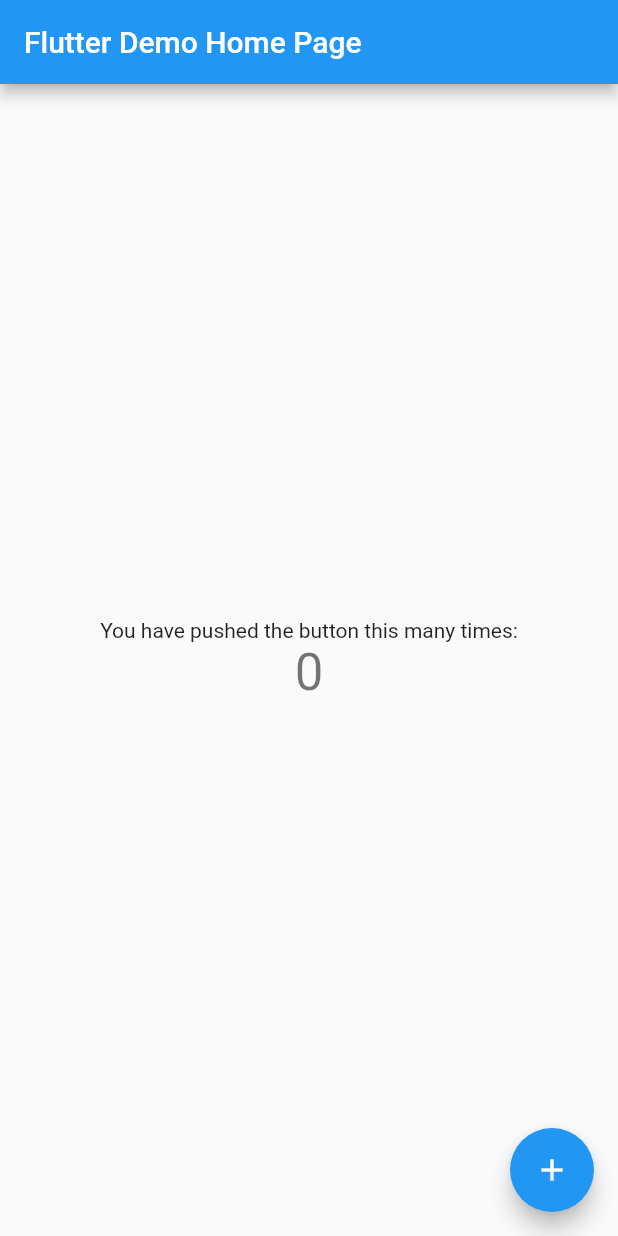
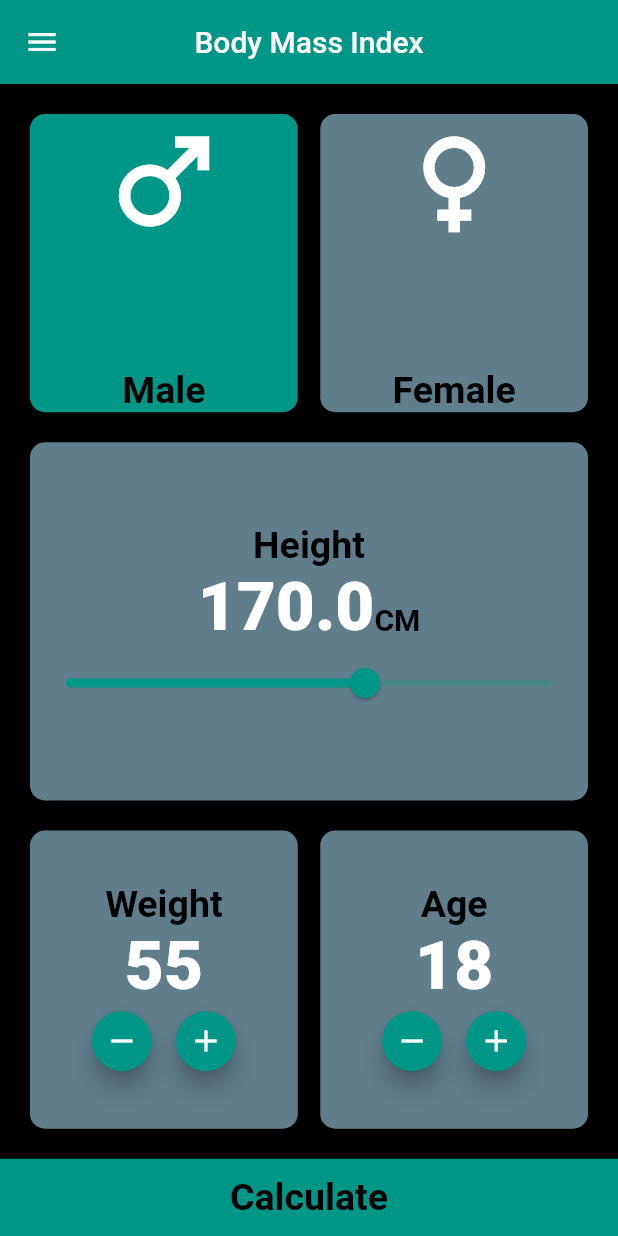
Before and after one commit to samirreaz/b_m_i, a Flutter app: the screen it shows after launch, on a phone screen of 412 x 824 dp. Run offline on Flutter 3.47's test engine with Material 2 defaults, Android fonts, the light colour scheme and no system bars.

Commit message:
base design finished

```diff
--- /dev/null
+++ b/lib/home_page.dart
@@ -0,0 +1,187 @@
+import 'dart:math';
+
+import 'package:b_m_i/result_page.dart';
+import 'package:flutter/material.dart';
+
+class HomePage extends StatefulWidget {
+  const HomePage({ Key? key }) : super(key: key);
+
+  @override
+  _HomePageState createState() => _HomePageState();
+}
+
+class _HomePageState extends State<HomePage> {
+ bool isMale = true;
+  double heightVal = 170;
+
+  int weight = 55;
+  int age = 18;
+
+  @override
+  Widget build(BuildContext context) {
+    return Scaffold(
+      appBar: AppBar(title: const Text('Body Mass Index'), centerTitle: true),
+      drawer: Drawer(),
+      body: SafeArea(
+        child: Column(
+          mainAxisAlignment: MainAxisAlignment.center,
+          children: [
+            Expanded(
+              child: Padding(
+                padding: const EdgeInsets.all(20.0),
+                child: Row(
+                  children: [
+                    m1Expanded(context, 'male'),
+                    const SizedBox(width: 15),
+                    m1Expanded(context, 'female'),
+                  ],
+                ),
+              ),
+            ),
+            Expanded(
+              child: Padding(
+                padding: const EdgeInsets.symmetric(horizontal: 20.0),
+                child: Container(
+                  decoration: BoxDecoration(
+                    borderRadius: BorderRadius.circular(10),
+                    color: Colors.blueGrey,
+                  ),
+                  child: Column(
+                    mainAxisAlignment: MainAxisAlignment.center,
+                    children: [
+                      Text('Height',
+                          style: Theme.of(context).textTheme.headline2),
+                      Row(
+                        mainAxisAlignment: MainAxisAlignment.center,
+                        crossAxisAlignment: CrossAxisAlignment.baseline,
+                        textBaseline: TextBaseline.alphabetic,
+                        children: [
+                          Text(heightVal.toStringAsFixed(1),
+                              style: Theme.of(context).textTheme.headline1),
+                          Text('CM',
+                              style: Theme.of(context).textTheme.bodyText1),
+                        ],
+                      ),
+                      Slider(
+                        min: 90,
+                        max: 220,
+                        value: heightVal,
+                        onChanged: (newValue) => setState(() => heightVal = newValue),
+                      ),
+                    ],
+                  ),
+                ),
+              ),
+            ),
+            Expanded(
+              child: Padding(
+                padding: const EdgeInsets.all(20.0),
+                child: Row(
+                  children: [
+                    m2Expanded(context, 'weight'),
+                    const SizedBox(width: 15),
+                    m2Expanded(context, 'age'),
+                  ],
+                ),
+              ),
+            ),
+            Container(
+              color: Colors.teal,
+              width: double.infinity,
+              height: MediaQuery.of(context).size.height / 16,
+              child: TextButton(
+                onPressed: () {
+                  var result = weight / pow(heightVal / 100, 2);
+                  //print(result);
+                  Navigator.push(
+                    context,
+                    MaterialPageRoute(
+                      builder: (context) =>
+                          ResultPage(result: result, isMale: isMale, age: age),
+                    ),
+                  );
+                },
+                child: Text(
+                  'Calculate',
+                  style: Theme.of(context).textTheme.headline2,
+                ),
+              ),
+            ),
+          ],
+        ),
+      ),
+    );
+  }
+
+  Expanded m1Expanded(BuildContext context, String type) {
+    return Expanded(
+      child: GestureDetector(
+        onTap: () => setState(() => isMale = (type == 'male') ? true : false),
+        child: Container(
+          decoration: BoxDecoration(
+            borderRadius: BorderRadius.circular(10),
+            color: (isMale && type == 'male') || (!isMale && type == 'female')
+                ? Colors.teal
+                : Colors.blueGrey,
+          ),
+          child: Column(
+            mainAxisAlignment: MainAxisAlignment.center,
+            children: [
+              Icon(type == 'male' ? Icons.male : Icons.female, size: 90),
+              const Spacer(),
+              Text(
+                type == 'male' ? 'Male' : 'Female',
+                style: Theme.of(context).textTheme.headline2,
+              ),
+            ],
+          ),
+        ),
+      ),
+    );
+  }
+
+  Expanded m2Expanded(BuildContext context, String type) {
+    return Expanded(
+      child: Container(
+        decoration: BoxDecoration(
+          borderRadius: BorderRadius.circular(10),
+          color: Colors.blueGrey,
+        ),
+        child: Column(
+          mainAxisAlignment: MainAxisAlignment.center,
+          children: [
+            Text(
+              type == 'age' ? 'Age' : 'Weight',
+              style: Theme.of(context).textTheme.headline2,
+            ),
+
+            Text(
+              type == 'age' ? '$age' : '$weight',
+              style: Theme.of(context).textTheme.headline1,
+            ),
+            Row(
+              mainAxisAlignment: MainAxisAlignment.center,
+              children: [
+                FloatingActionButton(
+                  heroTag: type == 'age' ? 'age--' : 'weight--',
+                  onPressed: () =>
+                      setState(() => type == 'age' ? age-- : weight--),
+                  child: const Icon(Icons.remove),
+                  mini: true,
+                ),
+                const SizedBox(width: 8),
+                FloatingActionButton(
+                  heroTag: type == 'age' ? 'age++' : 'weight++',
+                  onPressed: () =>
+                      setState(() => type == 'age' ? age++ : weight++),
+                  child: const Icon(Icons.add),
+                  mini: true,
+                ),
+              ],
+            ),
+          ],
+        ),
+      ),
+    );
+  }
+}
--- a/lib/main.dart
+++ b/lib/main.dart
@@ -1,3 +1,4 @@
+import 'package:b_m_i/home_page.dart';
 import 'package:flutter/material.dart';
 
 void main() {
@@ -11,105 +12,32 @@
   @override
   Widget build(BuildContext context) {
     return MaterialApp(
+      debugShowCheckedModeBanner: false,
       title: 'Flutter Demo',
       theme: ThemeData(
-        // This is the theme of your application.
-        //
-        // Try running your application with "flutter run". You'll see the
-        // application has a blue toolbar. Then, without quitting the app, try
-        // changing the primarySwatch below to Colors.green and then invoke
-        // "hot reload" (press "r" in the console where you ran "flutter run",
-        // or simply save your changes to "hot reload" in a Flutter IDE).
-        // Notice that the counter didn't reset back to zero; the application
-        // is not restarted.
-        primarySwatch: Colors.blue,
+        primarySwatch: Colors.teal,
+        canvasColor: Colors.black,
+        iconTheme: const IconThemeData(color: Colors.white),
+        textTheme: const TextTheme(
+          headline1: TextStyle(
+            fontSize: 45,
+            fontWeight: FontWeight.w800,
+            color: Colors.white,
+          ),
+          headline2: TextStyle(
+            fontSize: 25,
+            fontWeight: FontWeight.bold,
+            color: Colors.black,
+          ),
+          bodyText1: TextStyle(
+            fontSize: 20,
+            fontWeight: FontWeight.bold,
+            color: Colors.black,
+          ),
+        ),
       ),
-      home: const MyHomePage(title: 'Flutter Demo Home Page'),
+      home: const HomePage(),
     );
+
   }
 }
-
-class MyHomePage extends StatefulWidget {
-  const MyHomePage({Key? key, required this.title}) : super(key: key);
-
-  // This widget is the home page of your application. It is stateful, meaning
-  // that it has a State object (defined below) that contains fields that affect
-  // how it looks.
-
-  // This class is the configuration for the state. It holds the values (in this
-  // case the title) provided by the parent (in this case the App widget) and
-  // used by the build method of the State. Fields in a Widget subclass are
-  // always marked "final".
-
-  final String title;
-
-  @override
-  State<MyHomePage> createState() => _MyHomePageState();
-}
-
-class _MyHomePageState extends State<MyHomePage> {
-  int _counter = 0;
-
-  void _incrementCounter() {
-    setState(() {
-      // This call to setState tells the Flutter framework that something has
-      // changed in this State, which causes it to rerun the build method below
-      // so that the display can reflect the updated values. If we changed
-      // _counter without calling setState(), then the build method would not be
-      // called again, and so nothing would appear to happen.
-      _counter++;
-    });
-  }
-
-  @override
-  Widget build(BuildContext context) {
-    // This method is rerun every time setState is called, for instance as done
-    // by the _incrementCounter method above.
-    //
-    // The Flutter framework has been optimized to make rerunning build methods
-    // fast, so that you can just rebuild anything that needs updating rather
-    // than having to individually change instances of widgets.
-    return Scaffold(
-      appBar: AppBar(
-        // Here we take the value from the MyHomePage object that was created by
-        // the App.build method, and use it to set our appbar title.
-        title: Text(widget.title),
-      ),
-      body: Center(
-        // Center is a layout widget. It takes a single child and positions it
-        // in the middle of the parent.
-        child: Column(
-          // Column is also a layout widget. It takes a list of children and
-          // arranges them vertically. By default, it sizes itself to fit its
-          // children horizontally, and tries to be as tall as its parent.
-          //
-          // Invoke "debug painting" (press "p" in the console, choose the
-          // "Toggle Debug Paint" action from the Flutter Inspector in Android
-          // Studio, or the "Toggle Debug Paint" command in Visual Studio Code)
-          // to see the wireframe for each widget.
-          //
-          // Column has various properties to control how it sizes itself and
-          // how it positions its children. Here we use mainAxisAlignment to
-          // center the children vertically; the main axis here is the vertical
-          // axis because Columns are vertical (the cross axis would be
-          // horizontal).
-          mainAxisAlignment: MainAxisAlignment.center,
-          children: <Widget>[
-            const Text(
-              'You have pushed the button this many times:',
-            ),
-            Text(
-              '$_counter',
-              style: Theme.of(context).textTheme.headline4,
-            ),
-          ],
-        ),
-      ),
-      floatingActionButton: FloatingActionButton(
-        onPressed: _incrementCounter,
-        tooltip: 'Increment',
-        child: const Icon(Icons.add),
-      ), // This trailing comma makes auto-formatting nicer for build methods.
-    );
-  }
-}
```
Also changed, not shown: lib/result_page.dart (added, +60 -0 lines), 7 other files.
